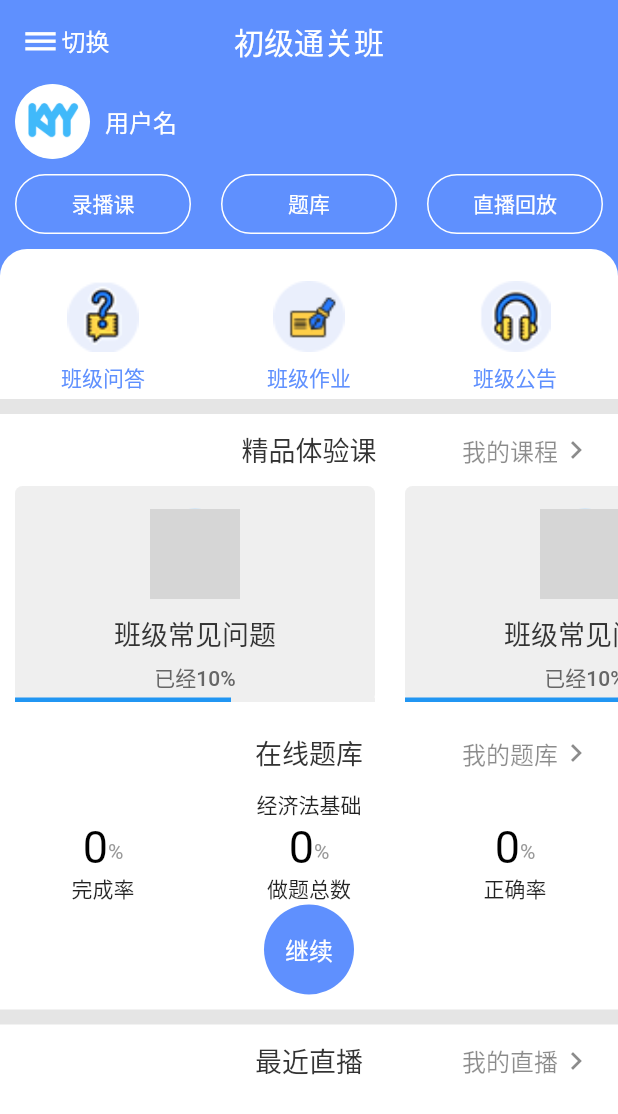
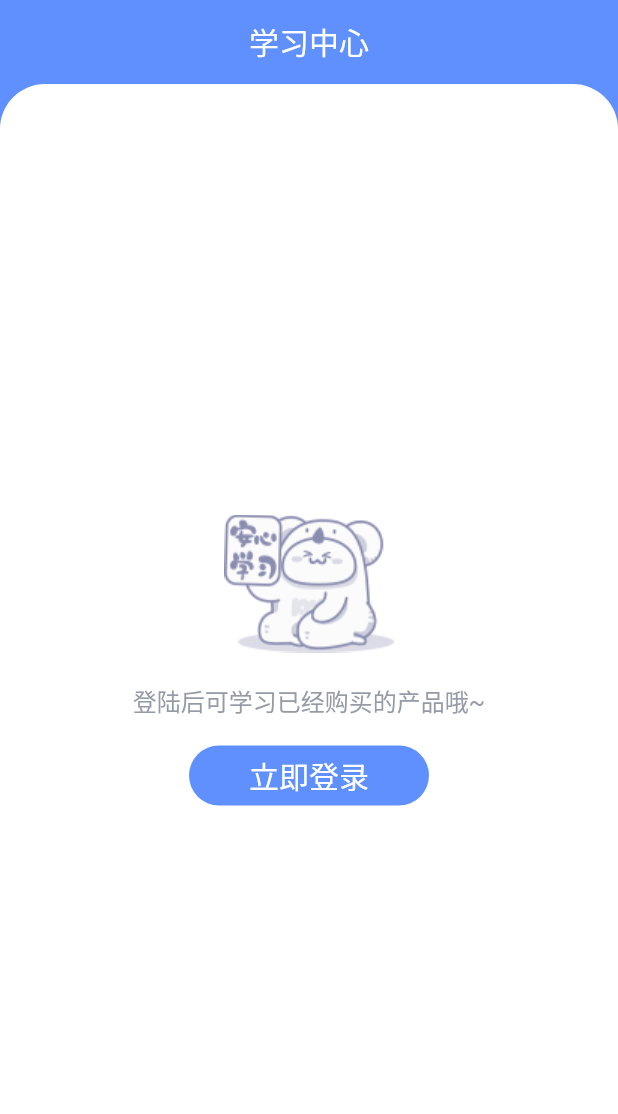
Before and after one commit to liliangzdh/flutter_kyy, a Flutter app: the StudyPage screen opened directly, on a phone screen of 412 x 824 dp. Shown: the top 1114 px of the screen. Run offline on Flutter 3.47's test engine with Material 2 defaults, Android fonts, the phone set to English and light mode, and no system bars; our stand-ins replace chewie, cookie_jar, dio, event_bus, flutter_swiper, fluttertoast and 5 more; missing offline and left inert: flutter_webview_plugin; accounts and stored records are empty; grey boxes are pictures that could not be loaded.

Commit message:
1,添加学习页面。

```diff
--- a/lib/api/net/useinfosrv.dart
+++ b/lib/api/net/useinfosrv.dart
@@ -35,5 +35,9 @@ class UserInfoSrv {
     return ApiManager.instance.netFetch({"url": '/knew/home/user/mycourse?topId=${sortTypeId.toString()}'});
   }
 
+  ///获取用户的学习资源 studyResource
+  static Future<AppResponse> getStudyResource() async{
+    return ApiManager.instance.netFetch({"url": '/api/v1/users/studyResource'});
+  }
 
 }
--- a/lib/evenbus/event.dart
+++ b/lib/evenbus/event.dart
@@ -12,3 +12,10 @@ class DrawerEvent {
 class VideoScrollEvent {
   VideoScrollEvent();
 }
+
+
+class LoginEvent{
+
+  bool isLogin;
+  LoginEvent(this.isLogin);
+}
--- /dev/null
+++ b/lib/model/study_course.dart
@@ -0,0 +1,23 @@
+
+
+class StudyResource {
+  int id;
+  String title;
+  String courseType;
+  int subjectID;
+
+
+  StudyResource(this.id, this.title);
+
+  StudyResource.fromJson(Map<String, dynamic> json) {
+    id = json['id'];
+    title = json['title'];
+    courseType = json['courseType'];
+    subjectID = json['subjectID'];
+  }
+
+  @override
+  String toString() {
+    return 'StudyResource{id: $id, title: $title, courseType: $courseType, subjectID: $subjectID}';
+  }
+}
--- a/lib/store/share_preferences.dart
+++ b/lib/store/share_preferences.dart
@@ -1,7 +1,8 @@
+import 'package:flutterkaoyaya/model/study_course.dart';
 import 'package:shared_preferences/shared_preferences.dart';
 import '../model/Category.dart';
+
 class SharePreferenceUtils {
-
   //设置token
   static saveToken(String token) async {
     SharedPreferences preferences = await SharedPreferences.getInstance();
@@ -13,24 +14,39 @@ class SharePreferenceUtils {
     return await preferences.get("token");
   }
 
+  static saveStudyClass() async {
+    SharedPreferences preferences = await SharedPreferences.getInstance();
+    await preferences.setInt("class_id",0);
+    return preferences.setString("class_title","");
+  }
+
+  static getStudyClass() async {
+    SharedPreferences preferences = await SharedPreferences.getInstance();
+    int id = await preferences.get("class_id");
+    if (id == null) {
+      return null;
+    }
+    String title = await preferences.get("class_title");
+    return StudyResource(id, title);
+  }
+
   ///设置 选中的 栏目
-  static saveCategory(int category,String name) async {
+  static saveCategory(int category, String name) async {
     SharedPreferences preferences = await SharedPreferences.getInstance();
     await preferences.setInt("category", category);
     await preferences.setString("categoryName", name);
-    return ;
+    return;
   }
+
   ///获取选中的栏目
   static getCategory() async {
     SharedPreferences preferences = await SharedPreferences.getInstance();
-    int id  = await preferences.get("category");
+    int id = await preferences.get("category");
 
-    if (id == null){
+    if (id == null) {
       return null;
     }
-    String name  = await preferences.get("categoryName");
-    return new Category(id,name);
+    String name = await preferences.get("categoryName");
+    return new Category(id, name);
   }
-
-
 }
--- a/lib/views/login/Login.dart
+++ b/lib/views/login/Login.dart
@@ -1,5 +1,6 @@
 
 import 'package:flutter/material.dart';
+import 'package:flutterkaoyaya/evenbus/event.dart';
 import '../../model/app_response.dart';
 import '../../provide/single_global_instance/appstate_bloc.dart';
 import '../../common/Toast.dart';
@@ -45,6 +46,10 @@ class _Login extends State<Login> {
       if (response.code == 200) {
         var userInfo = UserInfo.fromJson(response.result);
         appStateBloc.setUerInfo(userInfo);
+
+        //登录
+        eventBus.fire(new LoginEvent(true));
+
         Navigator.of(context).pop();
         return;
       }
--- a/lib/views/main/StudyPage.dart
+++ b/lib/views/main/StudyPage.dart
@@ -1,4 +1,6 @@
 import 'package:flutter/material.dart';
+import 'package:flutterkaoyaya/api/net/useinfosrv.dart';
+import 'package:flutterkaoyaya/common/Toast.dart';
 import 'package:flutterkaoyaya/common/routeUtils.dart';
 import 'package:flutterkaoyaya/common/utils.dart';
 import 'package:flutterkaoyaya/components/HomeTitle.dart';
@@ -6,25 +8,93 @@ import 'package:flutterkaoyaya/components/Line.dart';
 import 'package:flutterkaoyaya/components/LiveItem.dart';
 import 'package:flutterkaoyaya/components/MyAppBar.dart';
 import 'package:flutterkaoyaya/components/UserCircleImage.dart';
+import 'package:flutterkaoyaya/evenbus/event.dart';
 import 'package:flutterkaoyaya/model/LiveBean.dart';
+import 'package:flutterkaoyaya/model/app_response.dart';
+import 'package:flutterkaoyaya/model/study_course.dart';
+import 'package:flutterkaoyaya/provide/single_global_instance/appstate.dart';
+import 'package:flutterkaoyaya/provide/single_global_instance/appstate_bloc.dart';
+import 'package:flutterkaoyaya/store/share_preferences.dart';
+import 'package:flutterkaoyaya/views/main/page/study_menu.dart';
+import 'package:flutterkaoyaya/views/main/page/study_nologin.dart';
 import 'package:flutterkaoyaya/views/usercenter/UserAllCourse.dart';
 import '../../theme/Colors.dart';
 
-class StudyPage extends StatelessWidget {
+class StudyPage extends StatefulWidget {
+  @override
+  State<StatefulWidget> createState() {
+    // TODO: implement createState
+    return new _StudyPage();
+  }
+}
 
+class _StudyPage extends State<StudyPage> {
   final List<PreLiveBean> preLiveList = [];
 
+  List<StudyResource> classList = [];
+  List<StudyResource> courseList = [];
 
+  StudyResource selectStudyResource;
+
+  @override
+  initState() {
+    super.initState();
+    eventBus.on<LoginEvent>().listen((LoginEvent event) {
+      initNet();
+    });
+    initNet();
+  }
+
+  initNet() async {
+    selectStudyResource = await SharePreferenceUtils.getStudyClass();
+    AppResponse appResponse = await UserInfoSrv.getStudyResource();
+    print("------------qwqw" + appResponse.result.toString());
+    if (appResponse.code != 200) {
+      setState(() {});
+      return;
+    }
+    List classArr = appResponse.result['class'];
+    List courseArr = appResponse.result['course'];
+    classList = classArr.map((m) => StudyResource.fromJson(m)).toList();
+    courseList = courseArr.map((m) => StudyResource.fromJson(m)).toList();
+    print("-----class :" + classList.length.toString());
+    setState(() {});
+  }
 
   ///自定义头部
-  initHeader(BuildContext context) {
+  initHeader(BuildContext context, String title, bool showLeftMenu) {
     return MAppBar(
       child: Container(
         color: ColorConfig.baseColorPrime,
         padding: EdgeInsets.only(top: Utils.getStateBarHeight(context)),
         child: Row(
           children: <Widget>[
-            Container(
+            showLeft(showLeftMenu),
+            Expanded(
+              child: Container(
+                margin: EdgeInsets.only(right: 80),
+                alignment: AlignmentDirectional.center,
+                child: Text(
+                  title,
+                  style: TextStyle(
+                    fontSize: 20,
+                    color: Colors.white,
+                  ),
+                ),
+              ),
+            ),
+          ],
+        ),
+      ),
+    );
+  }
+
+  showLeft(bool showLeft) {
+    if (!showLeft) {
+      return Container(width: 80);
+    }
+
+    return Container(
       width: 80,
       alignment: AlignmentDirectional.center,
       padding: EdgeInsets.only(left: 15),
@@ -47,23 +117,6 @@ class StudyPage extends StatelessWidget {
             margin: EdgeInsets.only(left: 2, bottom: 2),
           ),
         ],
-              ),
-            ),
-            Expanded(
-              child: Container(
-                margin: EdgeInsets.only(right: 80),
-                alignment: AlignmentDirectional.center,
-                child: Text(
-                  "初级通关班",
-                  style: TextStyle(
-                    fontSize: 20,
-                    color: Colors.white,
-                  ),
-                ),
-              ),
-            ),
-          ],
-        ),
       ),
     );
   }
@@ -218,7 +271,6 @@ class StudyPage extends StatelessWidget {
     );
   }
 
-
   ///直播列表
   renderLive() {
 //    if (preLiveList == null || preLiveList.length == 0) {
@@ -234,13 +286,9 @@ class StudyPage extends StatelessWidget {
     );
   }
 
-
-  @override
-  Widget build(BuildContext context) {
-    // TODO: implement build
-    return Scaffold(
-      appBar: initHeader(context),
-      body: Container(
+  ///一切正常的页面。
+  _buildMain(BuildContext context) {
+    return Container(
         child: Column(
       children: <Widget>[
         Container(
@@ -311,9 +359,8 @@ class StudyPage extends StatelessWidget {
                     new HomeTitle("精品体验课",
                         rightText: "我的课程",
                         margin: EdgeInsets.only(top: 0, bottom: 0),
-                          showRightArrow: true,
-                          click: () {
-                            RouteUtils.instance.go(context,new UserAllCourse());
+                        showRightArrow: true, click: () {
+                      RouteUtils.instance.go(context, new UserAllCourse());
                     }),
                     new Container(
                       child: new Center(child: renderClass()),
@@ -355,7 +402,8 @@ class StudyPage extends StatelessWidget {
                             padding: EdgeInsets.all(0),
                             child: Text(
                               "继续",
-                                style: TextStyle(color: Colors.white,fontSize: 16),
+                              style:
+                                  TextStyle(color: Colors.white, fontSize: 16),
                             )),
                       ),
                     ),
@@ -377,9 +425,89 @@ class StudyPage extends StatelessWidget {
           ),
         ),
       ],
-      )),
-      backgroundColor: Colors.white,
+    ));
+  }
+
+  ///为登录的界面
+  _buildNoLogin(BuildContext context, bool showNotLogin) {
+    return Container(
+      child: Stack(
+        children: <Widget>[
+          Container(
+            height: 30,
+            color: ColorConfig.baseColorPrime,
+          ),
+          Container(
+            child: showNotLogin
+                ? StudyNoLogin()
+                : StudyMenu(classList, courseList,
+                    (StudyResource item, int type) {
+                    if (type == 1) {
+                      selectStudyResource = item;
+                      setState(() {});
+                    } else if (type == 2) {
+                      //
+                      ToastUtils.show("跳转去课程");
+                    } else {
+                      ToastUtils.show("跳转去题库");
+                    }
+                  }),
+            decoration: BoxDecoration(
+                color: Colors.white,
+                borderRadius: BorderRadius.only(
+                    topLeft: Radius.circular(30),
+                    topRight: Radius.circular(30))),
+          ),
+        ],
+      ),
     );
+  }
+
+  ///选择课程的界面
+  _buildSelectClass(BuildContext context) {
+    return ListView(
+      children: <Widget>[
+        Text("系统班级"),
+        Text("单项课程"),
+      ],
+    );
+  }
+
+  @override
+  Widget build(BuildContext context) {
+    return StreamBuilder(
+      stream: appStateBloc.stream,
+      initialData: appStateBloc.value,
+      builder: (BuildContext context, AsyncSnapshot<AppState> snapshot) {
+        bool isLogin = snapshot.data.isLogin;
+        String title = "学习中心";
+        bool hasClass = hasSelectClassId();
+        bool showLeftMenu = false;
+
+        Widget bodyWidget;
+        if (isLogin && hasClass) {
+          title = selectStudyResource.title;
+          showLeftMenu = true;
+          bodyWidget = _buildMain(context);
+        } else if (!isLogin) {
+          title = "学习中心";
+          showLeftMenu = false;
+          bodyWidget = _buildNoLogin(context, true);
+        } else {
+          title = "选择要学习的产品";
+          showLeftMenu = false;
+          bodyWidget = _buildNoLogin(context, false);
+        }
+        return Scaffold(
+          appBar: initHeader(context, title, showLeftMenu),
+          body: bodyWidget,
+        );
+      },
+    );
+  }
+
+  bool hasSelectClassId() {
+    return selectStudyResource != null && selectStudyResource.id > 0;
   }
 
   renderList(BuildContext context) {
--- /dev/null
+++ b/lib/views/main/page/study_nologin.dart
@@ -0,0 +1,51 @@
+import 'package:flutter/material.dart';
+import 'package:flutterkaoyaya/common/routeUtils.dart';
+import 'package:flutterkaoyaya/theme/Colors.dart';
+
+class StudyNoLogin extends StatefulWidget {
+  @override
+  State<StatefulWidget> createState() {
+    // TODO: implement createState
+    return new _StudyNoLogin();
+  }
+}
+
+class _StudyNoLogin extends State<StudyNoLogin> {
+  @override
+  Widget build(BuildContext context) {
+    // TODO: implement build
+    return new Center(
+        child: Column(
+      crossAxisAlignment: CrossAxisAlignment.center,
+      mainAxisAlignment: MainAxisAlignment.center,
+      children: <Widget>[
+        Image.asset("assets/images/kaoyaya.png"),
+        Padding(
+          padding: EdgeInsets.only(top: 20),
+          child: Text(
+            "登陆后可学习已经购买的产品哦~",
+            style: TextStyle(color: Color(0xFF949ba7), fontSize: 16),
+          ),
+        ),
+        Container(
+          margin: EdgeInsets.only(top: 18),
+          child: FlatButton(
+            onPressed: () {
+              RouteUtils.instance.goLogin(context);
+            },
+            color: ColorConfig.baseColorPrime,
+            highlightColor: ColorConfig.baseColorPrime,
+            child: Text(
+              "立即登录",
+              style: TextStyle(color: Colors.white, fontSize: 20),
+            ),
+            shape: RoundedRectangleBorder(
+                borderRadius: BorderRadius.all(Radius.circular(20))),
+          ),
+          width: 160,
+          height: 40,
+        )
+      ],
+    ));
+  }
+}
--- a/lib/views/usercenter/setting.dart
+++ b/lib/views/usercenter/setting.dart
@@ -56,6 +56,7 @@ class _Setting extends State<Setting> {
                           onPressed: () {
                             appStateBloc.logout();
                             SharePreferenceUtils.saveToken("");
+                            SharePreferenceUtils.saveStudyClass();
                           },
                           child: new Text("退出登录",
                               style: TextStyle(fontSize: 18)))),
--- a/pubspec.yaml
+++ b/pubspec.yaml
@@ -70,6 +70,7 @@ flutter:
     - assets/images/bizhi.png
     - assets/images/xuexi.png
     - assets/images/launchimg.png
+    - assets/images/kaoyaya.png
 
   # To add assets to your application, add an assets section, like this:
   # assets:
```
Also changed, not shown: lib/views/main/page/study_menu.dart (added, +78 -0 lines), assets/images/kaoyaya.png (added). Lines whose indentation alone changed are shown as unchanged.
